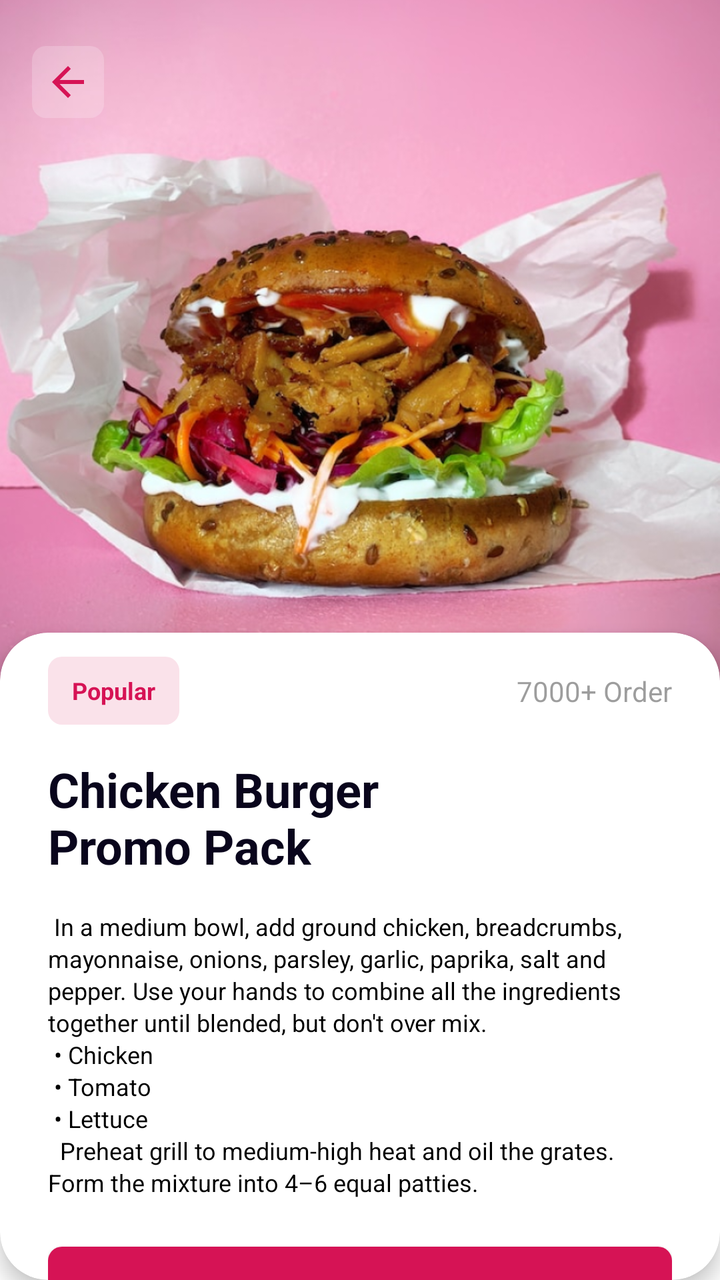
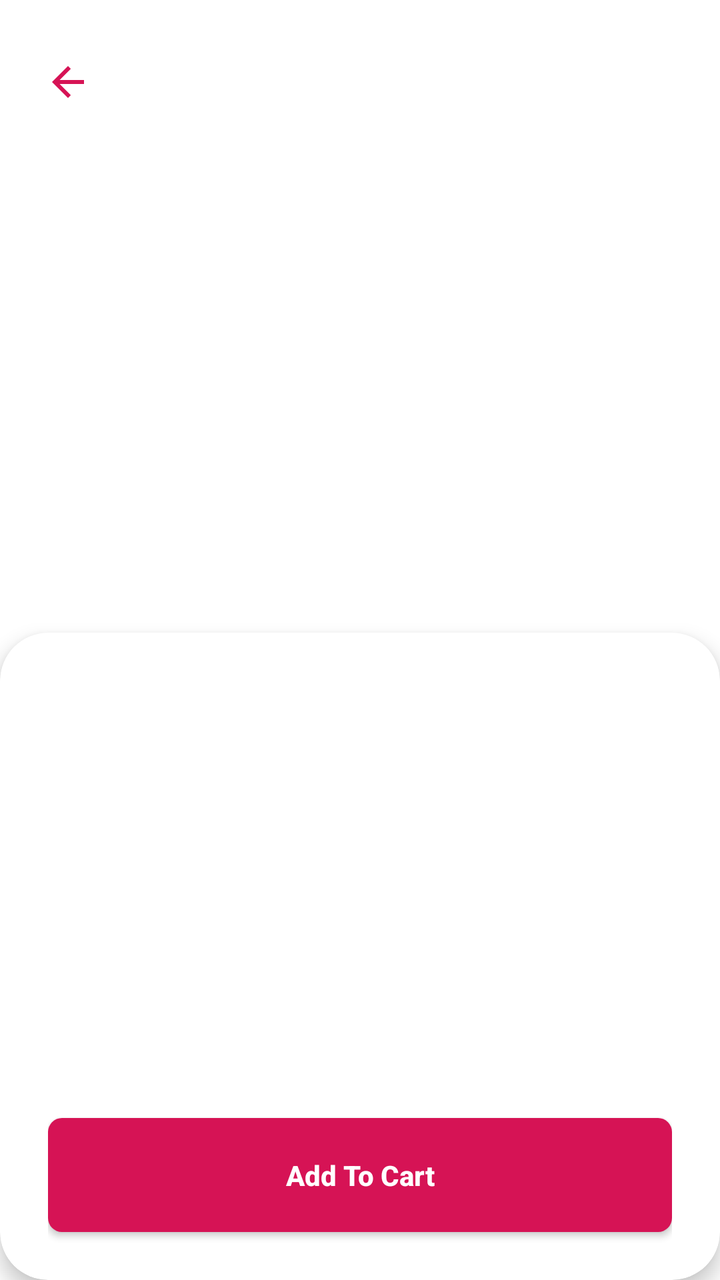

An Android layout rendered at two revisions. The XML below is the earlier revision; the diff shows what the commit changed to produce the second picture.
<!-- AndroidManifest.xml: application theme Theme.FoodCouriers -->
<!-- res/layout/activity_food_detail.xml -->
<?xml version="1.0" encoding="utf-8"?>
<androidx.constraintlayout.widget.ConstraintLayout
    xmlns:android="http://schemas.android.com/apk/res/android"
    xmlns:app="http://schemas.android.com/apk/res-auto"
    android:id="@+id/rootDetail"
    android:layout_width="match_parent"
    android:layout_height="match_parent"
    android:background="@android:color/white">


    <ImageView
        android:id="@+id/imgFood"
        android:layout_width="0dp"
        android:layout_height="0dp"
        android:contentDescription="@string/image"
        android:scaleType="centerCrop"
        android:src="@drawable/img_detail_chicken_burger"
        app:layout_constraintDimensionRatio="1:1.1"
        app:layout_constraintEnd_toEndOf="parent"
        app:layout_constraintHorizontal_bias="0.0"
        app:layout_constraintStart_toStartOf="parent"
        app:layout_constraintTop_toTopOf="parent" />

    <ImageButton
        android:id="@+id/btnBack"
        android:layout_width="36dp"
        android:layout_height="36dp"
        android:layout_marginStart="16dp"
        android:layout_marginTop="23dp"
        android:background="@drawable/bg_button_dark"
        android:src="@drawable/ic_back"
        android:scaleType="centerInside"
        app:tint="@color/primary"
        android:contentDescription="@string/back"
        app:layout_constraintTop_toTopOf="parent"
        app:layout_constraintStart_toStartOf="parent" />

    
    <androidx.cardview.widget.CardView
        android:id="@+id/cardContent"
        android:layout_width="0dp"
        android:layout_height="0dp"
        android:layout_marginStart="0dp"
        android:layout_marginEnd="0dp"
        android:layout_marginTop="-80dp"
    app:cardCornerRadius="24dp"
    app:cardUseCompatPadding="false"
    app:cardElevation="6dp"
    app:layout_constraintTop_toBottomOf="@id/imgFood"
    app:layout_constraintBottom_toBottomOf="parent"
    app:layout_constraintStart_toStartOf="parent"
    app:layout_constraintEnd_toEndOf="parent">

    <androidx.core.widget.NestedScrollView
        android:layout_width="match_parent"
        android:layout_height="match_parent"
        android:fillViewport="true">

        <androidx.constraintlayout.widget.ConstraintLayout
            android:layout_width="match_parent"
            android:layout_height="wrap_content"
            android:paddingStart="24dp"
            android:paddingEnd="24dp"
            android:paddingTop="12dp"
            android:paddingBottom="16dp">


            
            <LinearLayout
                android:id="@+id/tagPopular"
                android:layout_width="wrap_content"
                android:layout_height="34dp"
                android:background="@drawable/bg_popular_tag"
                android:gravity="center"
                android:paddingStart="12dp"
                android:paddingEnd="12dp"
                app:layout_constraintStart_toStartOf="parent"
                app:layout_constraintTop_toTopOf="parent">

                <TextView
                    android:id="@+id/tvPopular"
                    android:layout_width="wrap_content"
                    android:layout_height="wrap_content"
                    android:text="Popular"
                    android:textColor="#D61355"
                    android:textSize="12sp"
                    android:textStyle="bold" />
            </LinearLayout>

            
            <TextView
                android:id="@+id/tvOrderCount"
                android:layout_width="wrap_content"
                android:layout_height="wrap_content"
                android:text="7000+ Order"
                android:textSize="14sp"
                android:textColor="#803B3B3B"
                app:layout_constraintTop_toTopOf="@id/tagPopular"
                app:layout_constraintBottom_toBottomOf="@id/tagPopular"
                app:layout_constraintEnd_toEndOf="parent" />

            
            <TextView
                android:id="@+id/tvTitle"
                android:layout_width="0dp"
                android:layout_height="wrap_content"
                android:layout_marginTop="16dp"
                android:text="Chicken Burger\nPromo Pack"
                android:textSize="24sp"
                android:textColor="#09051C"
                android:textStyle="bold"
                app:layout_constraintTop_toBottomOf="@id/tagPopular"
                app:layout_constraintStart_toStartOf="parent"
                app:layout_constraintEnd_toEndOf="parent" />

            
            <TextView
                android:id="@+id/tvDescription"
                android:layout_width="0dp"
                android:layout_height="wrap_content"
                android:layout_marginTop="16dp"
                android:textSize="12sp"
                android:textColor="#FF000000"
                app:layout_constraintTop_toBottomOf="@id/tvTitle"
                app:layout_constraintStart_toStartOf="parent"
                app:layout_constraintEnd_toEndOf="parent"
                android:lineSpacingExtra="2dp"
                android:text="
In a medium bowl, add ground chicken, breadcrumbs, mayonnaise, onions, parsley, garlic, paprika, salt and pepper. Use your hands to combine all the ingredients together until blended, but don't over mix.\n
• Chicken\n
• Tomato\n
• Lettuce\n

Preheat grill to medium-high heat and oil the grates. Form the mixture into 4–6 equal patties." />

            <Button
                android:id="@+id/btnAddToCart"
                android:layout_width="0dp"
                android:layout_height="57dp"
                android:layout_marginTop="24dp"
                android:layout_marginBottom="8dp"
                android:background="@drawable/bg_button_primary"
                android:text="Add To Cart"
                android:textAllCaps="false"
                android:textColor="@android:color/white"
                android:textSize="14sp"
                android:textStyle="bold"
                app:layout_constraintTop_toBottomOf="@id/tvDescription"
                app:layout_constraintBottom_toBottomOf="parent"
                app:layout_constraintStart_toStartOf="parent"
                app:layout_constraintEnd_toEndOf="parent" />

        </androidx.constraintlayout.widget.ConstraintLayout>
    </androidx.core.widget.NestedScrollView>
</androidx.cardview.widget.CardView>

    </androidx.constraintlayout.widget.ConstraintLayout>
<!-- resources referenced by this layout -->
<resources>
  <color name="primary">#D61355</color>
  <!-- drawable bg_button_dark (drawable) -->
  <?xml version="1.0" encoding="utf-8"?>
  <shape xmlns:android="http://schemas.android.com/apk/res/android"
      android:shape="rectangle">
      <solid android:color="#33FFFFFF" />
      <corners android:radius="7dp" />
  </shape>
  <!-- drawable bg_button_primary (drawable) -->
  <?xml version="1.0" encoding="utf-8"?>
  <shape xmlns:android="http://schemas.android.com/apk/res/android"
      android:shape="rectangle">
      <solid android:color="@color/primary" />
      <corners android:radius="7dp" />
  </shape>
  <!-- drawable bg_popular_tag (drawable) -->
  <?xml version="1.0" encoding="utf-8"?>
  <shape xmlns:android="http://schemas.android.com/apk/res/android"
      android:shape="rectangle">
      <solid android:color="#1FD61355" />
      <corners android:radius="7dp" />
  </shape>
  <!-- drawable ic_back (drawable) -->
  <?xml version="1.0" encoding="utf-8"?>
  <vector xmlns:android="http://schemas.android.com/apk/res/android"
      android:width="24dp"
      android:height="24dp"
      android:viewportWidth="24"
      android:viewportHeight="24">
  
      
      <path
          android:pathData="M20,11H7.83L13.41,5.41L12,4L4,12L12,20L13.41,18.59L7.83,13H20V11Z"
          android:fillColor="#FFFFFFFF" />
  </vector>
  <!-- drawable img_detail_chicken_burger: png bitmap (drawable, 909195 bytes) -->
  <string name="back">Back</string>
  <string name="image">Image</string>
  <style name="Theme.FoodCouriers" parent="Base.Theme.FoodCouriers" />
  <style name="Base.Theme.FoodCouriers" parent="Theme.Material3.DayNight.NoActionBar">
          
          <item name="colorPrimary">@color/primary</item>
          <item name="colorPrimaryVariant">@color/primary</item>
          <item name="colorOnPrimary">@color/white</item>
          
          <item name="colorSecondary">@color/pink</item>
          <item name="colorSecondaryVariant">@color/pink</item>
          <item name="colorOnSecondary">@color/black</item>
          
          <item name="android:statusBarColor">?attr/colorPrimaryVariant</item>
  
          
          <item name="colorControlActivated">@color/primary</item>
          <item name="android:textColorHighlight">@color/pink</item>
      </style>
  <color name="white">#FFFFFF</color>
  <color name="pink">#FFF0F0</color>
  <color name="black">#FF000000</color>
</resources>

<!-- the commit's change to res/layout/activity_food_detail.xml (unified diff, before → after) -->
@@ -1,6 +1,5 @@
 <?xml version="1.0" encoding="utf-8"?>
-<androidx.constraintlayout.widget.ConstraintLayout
-    xmlns:android="http://schemas.android.com/apk/res/android"
+<androidx.constraintlayout.widget.ConstraintLayout xmlns:android="http://schemas.android.com/apk/res/android"
     xmlns:app="http://schemas.android.com/apk/res-auto"
     android:id="@+id/rootDetail"
     android:layout_width="match_parent"
@@ -14,7 +13,6 @@
         android:layout_height="0dp"
         android:contentDescription="@string/image"
         android:scaleType="centerCrop"
-        android:src="@drawable/img_detail_chicken_burger"
         app:layout_constraintDimensionRatio="1:1.1"
         app:layout_constraintEnd_toEndOf="parent"
         app:layout_constraintHorizontal_bias="0.0"
@@ -28,130 +26,105 @@
         android:layout_marginStart="16dp"
         android:layout_marginTop="23dp"
         android:background="@drawable/bg_button_dark"
+        android:contentDescription="@string/back"
+        android:scaleType="centerInside"
         android:src="@drawable/ic_back"
-        android:scaleType="centerInside"
-        app:tint="@color/primary"
-        android:contentDescription="@string/back"
+        app:layout_constraintStart_toStartOf="parent"
         app:layout_constraintTop_toTopOf="parent"
-        app:layout_constraintStart_toStartOf="parent" />
+        app:tint="@color/primary" />
 
-    
     <androidx.cardview.widget.CardView
         android:id="@+id/cardContent"
         android:layout_width="0dp"
         android:layout_height="0dp"
         android:layout_marginStart="0dp"
+        android:layout_marginTop="-80dp"
         android:layout_marginEnd="0dp"
-        android:layout_marginTop="-80dp"
-    app:cardCornerRadius="24dp"
-    app:cardUseCompatPadding="false"
-    app:cardElevation="6dp"
-    app:layout_constraintTop_toBottomOf="@id/imgFood"
-    app:layout_constraintBottom_toBottomOf="parent"
-    app:layout_constraintStart_toStartOf="parent"
-    app:layout_constraintEnd_toEndOf="parent">
+        app:cardCornerRadius="24dp"
+        app:cardElevation="6dp"
+        app:cardUseCompatPadding="false"
+        app:layout_constraintBottom_toBottomOf="parent"
+        app:layout_constraintEnd_toEndOf="parent"
+        app:layout_constraintStart_toStartOf="parent"
+        app:layout_constraintTop_toBottomOf="@id/imgFood">
 
-    <androidx.core.widget.NestedScrollView
-        android:layout_width="match_parent"
-        android:layout_height="match_parent"
-        android:fillViewport="true">
+        <androidx.core.widget.NestedScrollView
+            android:layout_width="match_parent"
+            android:layout_height="match_parent"
+            android:fillViewport="true">
 
-        <androidx.constraintlayout.widget.ConstraintLayout
-            android:layout_width="match_parent"
-            android:layout_height="wrap_content"
-            android:paddingStart="24dp"
-            android:paddingEnd="24dp"
-            android:paddingTop="12dp"
-            android:paddingBottom="16dp">
-
-
-            
-            <LinearLayout
-                android:id="@+id/tagPopular"
-                android:layout_width="wrap_content"
-                android:layout_height="34dp"
-                android:background="@drawable/bg_popular_tag"
-                android:gravity="center"
-                android:paddingStart="12dp"
-                android:paddingEnd="12dp"
-                app:layout_constraintStart_toStartOf="parent"
-                app:layout_constraintTop_toTopOf="parent">
+            <androidx.constraintlayout.widget.ConstraintLayout
+                android:layout_width="match_parent"
+                android:layout_height="wrap_content"
+                android:paddingStart="24dp"
+                android:paddingTop="12dp"
+                android:paddingEnd="24dp"
+                android:paddingBottom="16dp">
 
                 <TextView
-                    android:id="@+id/tvPopular"
-                    android:layout_width="wrap_content"
+                    android:id="@+id/tvTitle"
+                    android:layout_width="0dp"
                     android:layout_height="wrap_content"
-                    android:text="Popular"
-                    android:textColor="#D61355"
+                    android:textColor="#09051C"
+                    android:textSize="24sp"
+                    android:textStyle="bold"
+                    app:layout_constraintEnd_toEndOf="parent"
+                    app:layout_constraintStart_toStartOf="parent"
+                    app:layout_constraintTop_toTopOf="parent" />
+
+                <TextView
+                    android:id="@+id/tvDescription"
+                    android:layout_width="0dp"
+                    android:layout_height="wrap_content"
+                    android:layout_marginTop="16dp"
+                    android:lineSpacingExtra="2dp"
+                    android:textColor="#FF000000"
                     android:textSize="12sp"
-                    android:textStyle="bold" />
-            </LinearLayout>
+                    app:layout_constraintEnd_toEndOf="parent"
+                    app:layout_constraintStart_toStartOf="parent"
+                    app:layout_constraintTop_toBottomOf="@id/tvTitle" />
 
-            
-            <TextView
-                android:id="@+id/tvOrderCount"
-                android:layout_width="wrap_content"
-                android:layout_height="wrap_content"
-                android:text="7000+ Order"
-                android:textSize="14sp"
-                android:textColor="#803B3B3B"
-                app:layout_constraintTop_toTopOf="@id/tagPopular"
-                app:layout_constraintBottom_toBottomOf="@id/tagPopular"
-                app:layout_constraintEnd_toEndOf="parent" />
+                <TextView
+                    android:id="@+id/tvPrice"
+                    android:layout_width="0dp"
+                    android:layout_height="wrap_content"
+                    android:layout_marginTop="16dp"
+                    android:textColor="@color/primary"
+                    android:textSize="18sp"
+                    android:textStyle="bold"
+                    app:layout_constraintEnd_toEndOf="parent"
+                    app:layout_constraintStart_toStartOf="parent"
+                    app:layout_constraintTop_toBottomOf="@id/tvDescription" />
 
-            
-            <TextView
-                android:id="@+id/tvTitle"
-                android:layout_width="0dp"
-                android:layout_height="wrap_content"
-                android:layout_marginTop="16dp"
-                android:text="Chicken Burger\nPromo Pack"
-                android:textSize="24sp"
-                android:textColor="#09051C"
-                android:textStyle="bold"
-                app:layout_constraintTop_toBottomOf="@id/tagPopular"
-                app:layout_constraintStart_toStartOf="parent"
-                app:layout_constraintEnd_toEndOf="parent" />
+                <Button
+                    android:id="@+id/btnAddToCart"
+                    android:layout_width="0dp"
+                    android:layout_height="57dp"
+                    android:layout_marginBottom="8dp"
+                    android:background="@drawable/bg_button_primary"
+                    android:text="Add To Cart"
+                    android:textAllCaps="false"
+                    android:textColor="@android:color/white"
+                    android:textSize="14sp"
+                    android:textStyle="bold"
+                    app:layout_constraintBottom_toBottomOf="parent"
+                    app:layout_constraintEnd_toEndOf="parent"
+                    app:layout_constraintStart_toStartOf="parent" />
 
-            
-            <TextView
-                android:id="@+id/tvDescription"
-                android:layout_width="0dp"
-                android:layout_height="wrap_content"
-                android:layout_marginTop="16dp"
-                android:textSize="12sp"
-                android:textColor="#FF000000"
-                app:layout_constraintTop_toBottomOf="@id/tvTitle"
-                app:layout_constraintStart_toStartOf="parent"
-                app:layout_constraintEnd_toEndOf="parent"
-                android:lineSpacingExtra="2dp"
-                android:text="
-In a medium bowl, add ground chicken, breadcrumbs, mayonnaise, onions, parsley, garlic, paprika, salt and pepper. Use your hands to combine all the ingredients together until blended, but don't over mix.\n
-• Chicken\n
-• Tomato\n
-• Lettuce\n
+            </androidx.constraintlayout.widget.ConstraintLayout>
+        </androidx.core.widget.NestedScrollView>
+    </androidx.cardview.widget.CardView>
 
-Preheat grill to medium-high heat and oil the grates. Form the mixture into 4–6 equal patties." />
+    <ProgressBar
+        android:id="@+id/progressFoodDetail"
+        android:layout_width="48dp"
+        android:layout_height="48dp"
+        android:indeterminate="true"
+        android:indeterminateTint="@color/primary"
+        android:visibility="gone"
+        app:layout_constraintBottom_toBottomOf="parent"
+        app:layout_constraintEnd_toEndOf="parent"
+        app:layout_constraintStart_toStartOf="parent"
+        app:layout_constraintTop_toTopOf="parent" />
 
-            <Button
-                android:id="@+id/btnAddToCart"
-                android:layout_width="0dp"
-                android:layout_height="57dp"
-                android:layout_marginTop="24dp"
-                android:layout_marginBottom="8dp"
-                android:background="@drawable/bg_button_primary"
-                android:text="Add To Cart"
-                android:textAllCaps="false"
-                android:textColor="@android:color/white"
-                android:textSize="14sp"
-                android:textStyle="bold"
-                app:layout_constraintTop_toBottomOf="@id/tvDescription"
-                app:layout_constraintBottom_toBottomOf="parent"
-                app:layout_constraintStart_toStartOf="parent"
-                app:layout_constraintEnd_toEndOf="parent" />
-
-        </androidx.constraintlayout.widget.ConstraintLayout>
-    </androidx.core.widget.NestedScrollView>
-</androidx.cardview.widget.CardView>
-
-    </androidx.constraintlayout.widget.ConstraintLayout>
+</androidx.constraintlayout.widget.ConstraintLayout>
<!-- resource entries referenced after the edit -->
@@ -15,13 +15,6 @@
       <solid android:color="@color/primary" />
       <corners android:radius="7dp" />
   </shape>
-  <!-- drawable bg_popular_tag (drawable) -->
-  <?xml version="1.0" encoding="utf-8"?>
-  <shape xmlns:android="http://schemas.android.com/apk/res/android"
-      android:shape="rectangle">
-      <solid android:color="#1FD61355" />
-      <corners android:radius="7dp" />
-  </shape>
   <!-- drawable ic_back (drawable) -->
   <?xml version="1.0" encoding="utf-8"?>
   <vector xmlns:android="http://schemas.android.com/apk/res/android"
@@ -35,7 +28,6 @@
           android:pathData="M20,11H7.83L13.41,5.41L12,4L4,12L12,20L13.41,18.59L7.83,13H20V11Z"
           android:fillColor="#FFFFFFFF" />
   </vector>
-  <!-- drawable img_detail_chicken_burger: png bitmap (drawable, 909195 bytes) -->
   <string name="back">Back</string>
   <string name="image">Image</string>
   <style name="Theme.FoodCouriers" parent="Base.Theme.FoodCouriers" />
